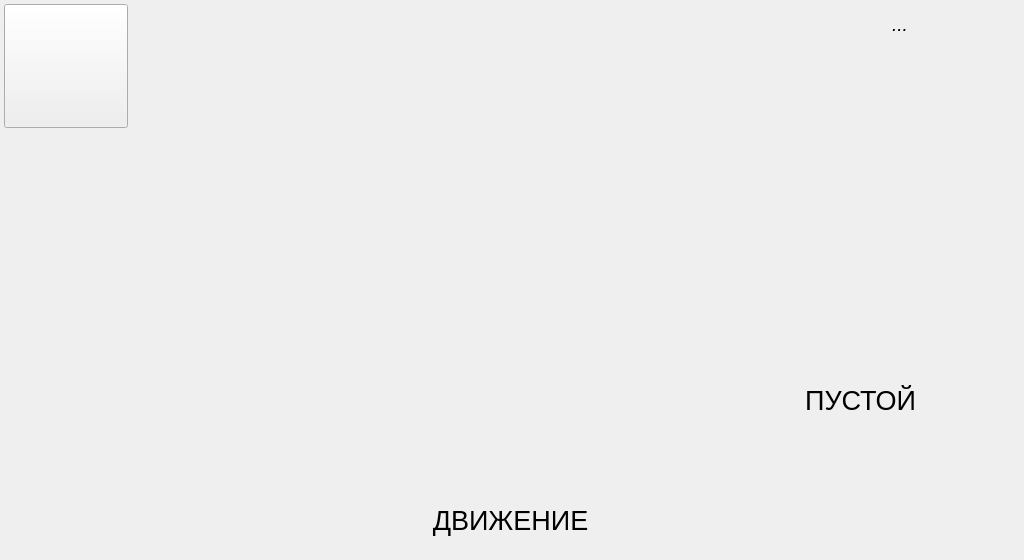
The window that src/KbAis.OpenPit.Firmware.App.Dmp.Presentation/opf/app/view/dmp/screens/main/main_view.ui (KB-AIS/kbais-openpit-firmware) describes before a commit, drawn with Qt 5.
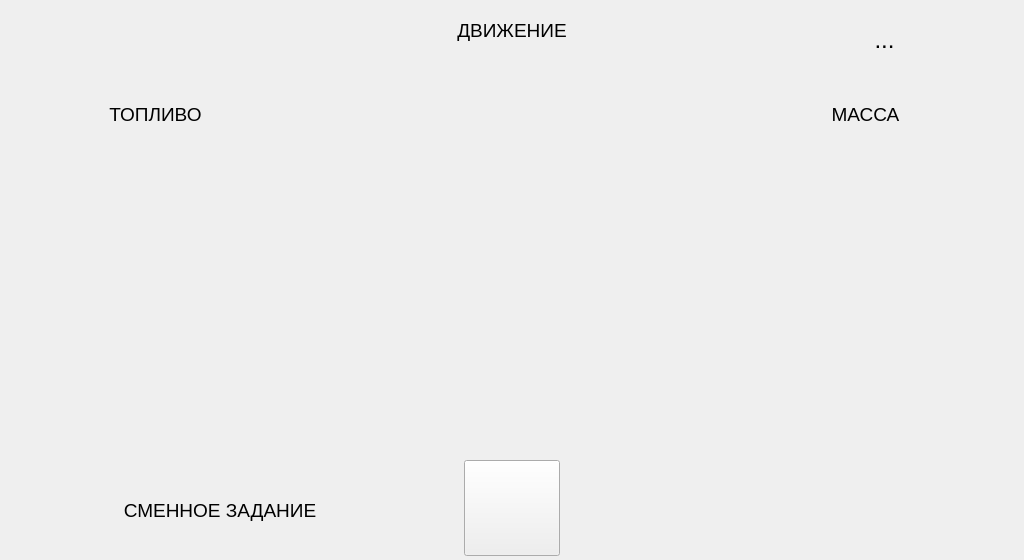
The same window after the commit. Icons and pictures are not drawn. Custom widgets are drawn as their Qt base class.

What changed in the file:
```diff
--- a/src/KbAis.OpenPit.Firmware.App.Dmp.Presentation/opf/app/view/dmp/screens/main/main_view.ui
+++ b/src/KbAis.OpenPit.Firmware.App.Dmp.Presentation/opf/app/view/dmp/screens/main/main_view.ui
@@ -13,22 +13,19 @@
   <property name="windowTitle">
    <string>Form</string>
   </property>
-  <property name="styleSheet">
-   <string notr="true"/>
-  </property>
   <widget class="QLabel" name="lbl_date">
    <property name="geometry">
     <rect>
-     <x>800</x>
-     <y>4</y>
-     <width>200</width>
+     <x>749</x>
+     <y>20</y>
+     <width>271</width>
      <height>40</height>
     </rect>
    </property>
    <property name="font">
     <font>
-     <pointsize>14</pointsize>
-     <italic>true</italic>
+     <pointsize>18</pointsize>
+     <italic>false</italic>
      <bold>false</bold>
     </font>
    </property>
@@ -42,23 +39,13 @@
     <set>Qt::AlignCenter</set>
    </property>
   </widget>
-  <widget class="QcGaugeWidget" name="gau_spd" native="true">
-   <property name="geometry">
-    <rect>
-     <x>302</x>
-     <y>70</y>
-     <width>420</width>
-     <height>420</height>
-    </rect>
-   </property>
-  </widget>
   <widget class="QPushButton" name="btn_menu">
    <property name="geometry">
     <rect>
-     <x>4</x>
-     <y>4</y>
-     <width>124</width>
-     <height>124</height>
+     <x>464</x>
+     <y>460</y>
+     <width>96</width>
+     <height>96</height>
     </rect>
    </property>
    <property name="toolTip">
@@ -73,33 +60,141 @@
    </property>
    <property name="iconSize">
     <size>
-     <width>100</width>
-     <height>100</height>
+     <width>72</width>
+     <height>72</height>
+    </size>
+   </property>
+  </widget>
+  <widget class="QcGaugeWidget" name="gau_spd" native="true">
+   <property name="geometry">
+    <rect>
+     <x>322</x>
+     <y>70</y>
+     <width>380</width>
+     <height>380</height>
+    </rect>
+   </property>
+   <property name="sizePolicy">
+    <sizepolicy hsizetype="Fixed" vsizetype="Fixed">
+     <horstretch>0</horstretch>
+     <verstretch>0</verstretch>
+    </sizepolicy>
+   </property>
+   <property name="minimumSize">
+    <size>
+     <width>380</width>
+     <height>380</height>
+    </size>
+   </property>
+   <property name="maximumSize">
+    <size>
+     <width>380</width>
+     <height>380</height>
+    </size>
+   </property>
+  </widget>
+  <widget class="QcGaugeWidget" name="gau_wgt" native="true">
+   <property name="geometry">
+    <rect>
+     <x>727</x>
+     <y>140</y>
+     <width>280</width>
+     <height>280</height>
+    </rect>
+   </property>
+   <property name="sizePolicy">
+    <sizepolicy hsizetype="Fixed" vsizetype="Fixed">
+     <horstretch>0</horstretch>
+     <verstretch>0</verstretch>
+    </sizepolicy>
+   </property>
+   <property name="minimumSize">
+    <size>
+     <width>280</width>
+     <height>280</height>
+    </size>
+   </property>
+   <property name="maximumSize">
+    <size>
+     <width>280</width>
+     <height>280</height>
     </size>
    </property>
   </widget>
   <widget class="QcGaugeWidget" name="gau_flv" native="true">
    <property name="geometry">
     <rect>
-     <x>70</x>
-     <y>190</y>
-     <width>180</width>
-     <height>180</height>
+     <x>17</x>
+     <y>140</y>
+     <width>280</width>
+     <height>280</height>
     </rect>
    </property>
+   <property name="sizePolicy">
+    <sizepolicy hsizetype="Fixed" vsizetype="Fixed">
+     <horstretch>0</horstretch>
+     <verstretch>0</verstretch>
+    </sizepolicy>
+   </property>
+   <property name="minimumSize">
+    <size>
+     <width>280</width>
+     <height>280</height>
+    </size>
+   </property>
+   <property name="maximumSize">
+    <size>
+     <width>150</width>
+     <height>280</height>
+    </size>
+   </property>
   </widget>
   <widget class="QLabel" name="lbl_sta_motioning">
    <property name="geometry">
     <rect>
-     <x>300</x>
-     <y>500</y>
-     <width>421</width>
+     <x>20</x>
+     <y>90</y>
+     <width>48</width>
+     <height>48</height>
+    </rect>
+   </property>
+   <property name="text">
+    <string/>
+   </property>
+  </widget>
+  <widget class="QLabel" name="label_2">
+   <property name="geometry">
+    <rect>
+     <x>20</x>
+     <y>490</y>
+     <width>400</width>
      <height>41</height>
     </rect>
    </property>
    <property name="font">
     <font>
-     <pointsize>20</pointsize>
+     <pointsize>14</pointsize>
+    </font>
+   </property>
+   <property name="text">
+    <string>СМЕННОЕ ЗАДАНИЕ</string>
+   </property>
+   <property name="alignment">
+    <set>Qt::AlignCenter</set>
+   </property>
+  </widget>
+  <widget class="QLabel" name="label_3">
+   <property name="geometry">
+    <rect>
+     <x>312</x>
+     <y>10</y>
+     <width>400</width>
+     <height>41</height>
+    </rect>
+   </property>
+   <property name="font">
+    <font>
+     <pointsize>14</pointsize>
     </font>
    </property>
    <property name="text">
@@ -112,29 +207,50 @@
   <widget class="QcGaugeWidget" name="gau_wgt" native="true">
    <property name="geometry">
     <rect>
-     <x>770</x>
-     <y>190</y>
-     <width>180</width>
-     <height>180</height>
+     <x>730</x>
+     <y>90</y>
+     <width>48</width>
+     <height>48</height>
     </rect>
    </property>
   </widget>
   <widget class="QLabel" name="lbl_sta_loading">
    <property name="geometry">
     <rect>
-     <x>770</x>
-     <y>380</y>
-     <width>181</width>
-     <height>41</height>
+     <x>20</x>
+     <y>90</y>
+     <width>271</width>
+     <height>48</height>
     </rect>
    </property>
    <property name="font">
     <font>
-     <pointsize>20</pointsize>
+     <pointsize>14</pointsize>
     </font>
    </property>
    <property name="text">
-    <string>ПУСТОЙ</string>
+    <string>ТОПЛИВО</string>
+   </property>
+   <property name="alignment">
+    <set>Qt::AlignCenter</set>
+   </property>
+  </widget>
+  <widget class="QLabel" name="label_6">
+   <property name="geometry">
+    <rect>
+     <x>730</x>
+     <y>90</y>
+     <width>271</width>
+     <height>48</height>
+    </rect>
+   </property>
+   <property name="font">
+    <font>
+     <pointsize>14</pointsize>
+    </font>
+   </property>
+   <property name="text">
+    <string>МАССА</string>
    </property>
    <property name="alignment">
     <set>Qt::AlignCenter</set>
```
Left out of the diff: 9 changed lines with no effect on the pictures.
